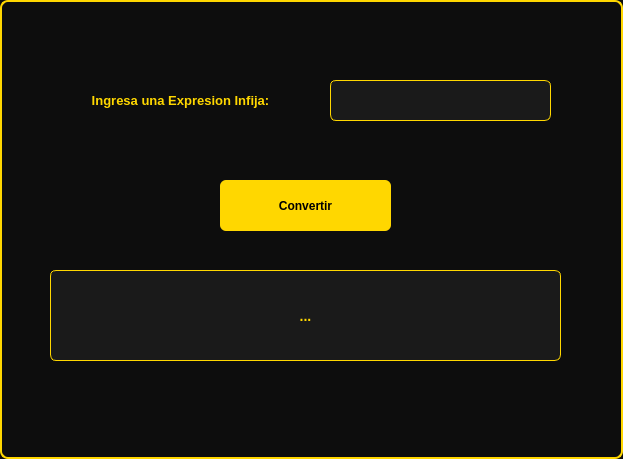
This is ui/conversion_infija_posfija.ui in Jorge-Alejandro-Castro-Amaro/estructuradedatos as Qt 5 draws it before an edit. The edited form follows.
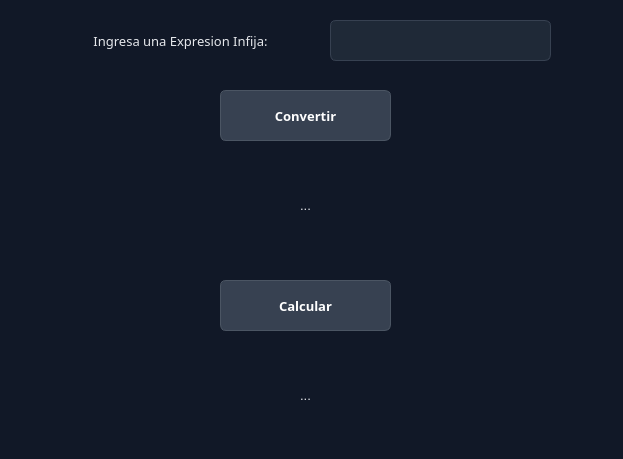
This is the edited form.

Commit message: Evaluacion de Conversion de Infija a Posfija

The edit to the form file:
```diff
--- a/ui/conversion_infija_posfija.ui
+++ b/ui/conversion_infija_posfija.ui
@@ -14,30 +14,26 @@
    <string>Dialog</string>
   </property>
   <property name="styleSheet">
-   <string notr="true">/* --- Ventana principal --- */
-QDialog {
-    background-color: #0d0d0d;   /* negro profundo */
-    color: #FFD700;              /* dorado */
-    font-family: &quot;Segoe UI&quot;, Arial, sans-serif;
-    font-size: 14px;
-    border: 2px solid #FFD700;
-    border-radius: 8px;
-}
+   <string notr="true">/* ================================================
+   HOJA DE ESTILO COMPLETA: MODO OSCURO CORPORATIVO
+   ================================================ */
 
-/* --- Etiquetas --- */
-QLabel {
-    color: #FFD700;
+/* --- FONDO PRINCIPAL DE LA VENTANA --- */
+QWidget {
+    background-color: #111827; /* Negro Premium/Gris muy oscuro */
+    color: #F3F4F6; /* Texto general en gris claro para alta legibilidad */
+    font-family: &quot;Segoe UI&quot;, &quot;Arial&quot;, sans-serif;
     font-size: 13px;
-    font-weight: bold;
 }
 
-/* --- Campos de entrada --- */
+/* --- ESTILO PARA ENTRADAS DE TEXTO (QLineEdit) --- */
 QLineEdit {
-    background-color: #1a1a1a;
-    color: #ffffff;
-    border: 1px solid #FFD700;
+    background-color: #1F2937; /* Un gris un poco más claro que el fondo */
+    border: 1px solid #374151; /* Borde sutil */
     border-radius: 6px;
-    padding: 6px;
+    padding: 8px 12px;
+    color: #FFFFFF; /* Texto blanco puro al escribir */
+    selection-background-color: #4B5563;
 }
 
 QLineEdit:focus {
@@ -45,14 +41,20 @@
     background-color: #262626;
 }
 
-/* --- Botones --- */
+QLineEdit:disabled {
+    background-color: #111827;
+    color: #4B5563;
+    border: 1px solid #1F2937;
+}
+
+/* --- ESTILO PARA BOTONES (QPushButton) --- */
 QPushButton {
-    background-color: #FFD700;   /* dorado */
-    color: #000000;              /* texto negro */
-    border-radius: 6px;
-    padding: 8px 14px;
+    background-color: #374151; /* Botón gris grafito oscuro */
+    color: #FFFFFF;
     font-weight: bold;
-    transition: all 0.3s ease;
+    border: 1px solid #4B5563; /* Borde que le da tridimensionalidad */
+    border-radius: 6px;
+    padding: 10px 20px;
 }
 
 QPushButton:hover {
@@ -65,32 +67,38 @@
     color: #ffffff;
 }
 
-/* --- Resultado --- */
-#lbl_resultado {
-    color: #FFD700;
-    font-size: 14px;
+QPushButton:disabled {
+    background-color: #111827;
+    color: #4B5563;
+    border: 1px solid #1F2937;
+}
+
+/* --- ESTILO PARA ETIQUETAS / TEXTOS (QLabel) --- */
+QLabel {
+    background-color: transparent; /* Evita que la etiqueta tape el fondo */
+    color: #E5E7EB; /* Gris claro suave para no cansar la vista */
+}
+
+/* Clase opcional para títulos destacados (asigna este objectName en Qt Designer) */
+QLabel#tituloPrincipal {
+    font-size: 18px;
     font-weight: bold;
-    background-color: #1a1a1a;
-    border: 1px solid #FFD700;
-    border-radius: 6px;
-    padding: 6px;
-}
-</string>
+    color: #FFFFFF; /* Blanco puro para el título */
+}</string>
   </property>
   <widget class="QLabel" name="label">
    <property name="geometry">
     <rect>
      <x>50</x>
-     <y>70</y>
+     <y>10</y>
      <width>261</width>
      <height>61</height>
     </rect>
    </property>
    <property name="font">
     <font>
+     <family>Segoe UI,Arial,sans-serif</family>
      <pointsize>-1</pointsize>
-     <weight>75</weight>
-     <bold>true</bold>
     </font>
    </property>
    <property name="text">
@@ -104,7 +112,7 @@
    <property name="geometry">
     <rect>
      <x>330</x>
-     <y>80</y>
+     <y>20</y>
      <width>221</width>
      <height>41</height>
     </rect>
@@ -114,13 +122,15 @@
    <property name="geometry">
     <rect>
      <x>220</x>
-     <y>180</y>
+     <y>90</y>
      <width>171</width>
      <height>51</height>
     </rect>
    </property>
    <property name="font">
     <font>
+     <family>Segoe UI,Arial,sans-serif</family>
+     <pointsize>-1</pointsize>
      <weight>75</weight>
      <bold>true</bold>
     </font>
@@ -133,7 +143,44 @@
    <property name="geometry">
     <rect>
      <x>50</x>
-     <y>270</y>
+     <y>160</y>
+     <width>511</width>
+     <height>91</height>
+    </rect>
+   </property>
+   <property name="text">
+    <string>...</string>
+   </property>
+   <property name="alignment">
+    <set>Qt::AlignCenter</set>
+   </property>
+  </widget>
+  <widget class="QPushButton" name="btn_evaluar">
+   <property name="geometry">
+    <rect>
+     <x>220</x>
+     <y>280</y>
+     <width>171</width>
+     <height>51</height>
+    </rect>
+   </property>
+   <property name="font">
+    <font>
+     <family>Segoe UI,Arial,sans-serif</family>
+     <pointsize>-1</pointsize>
+     <weight>75</weight>
+     <bold>true</bold>
+    </font>
+   </property>
+   <property name="text">
+    <string>Calcular</string>
+   </property>
+  </widget>
+  <widget class="QLabel" name="lbl_resultado_evaluar">
+   <property name="geometry">
+    <rect>
+     <x>50</x>
+     <y>350</y>
      <width>511</width>
      <height>91</height>
     </rect>
```
Left out of the diff: 11 changed lines with no effect on the pictures. The commit also changes 8 other files.
